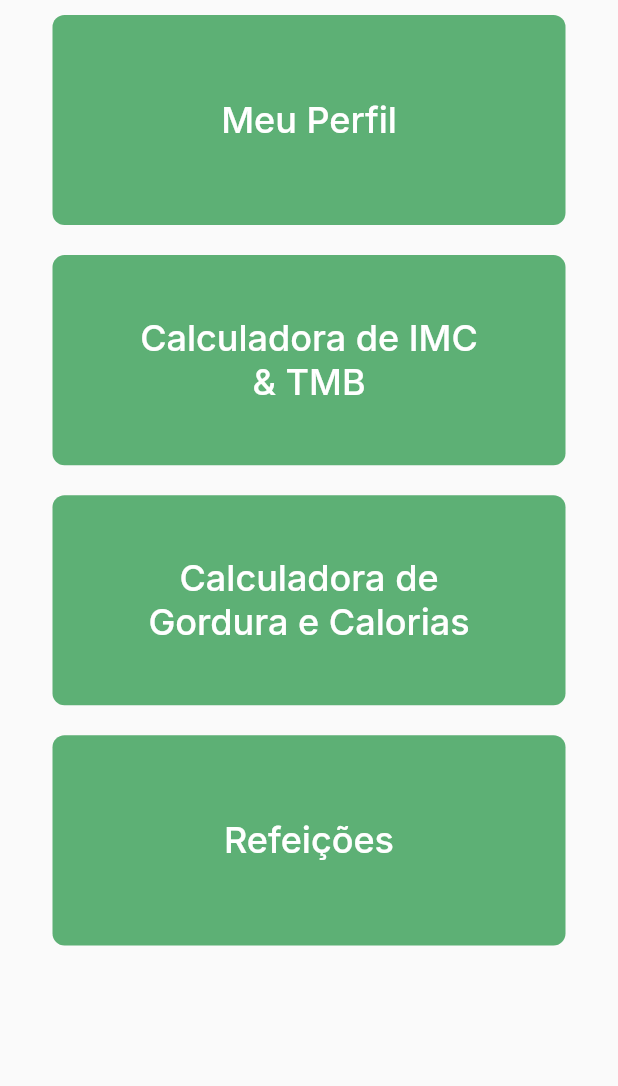
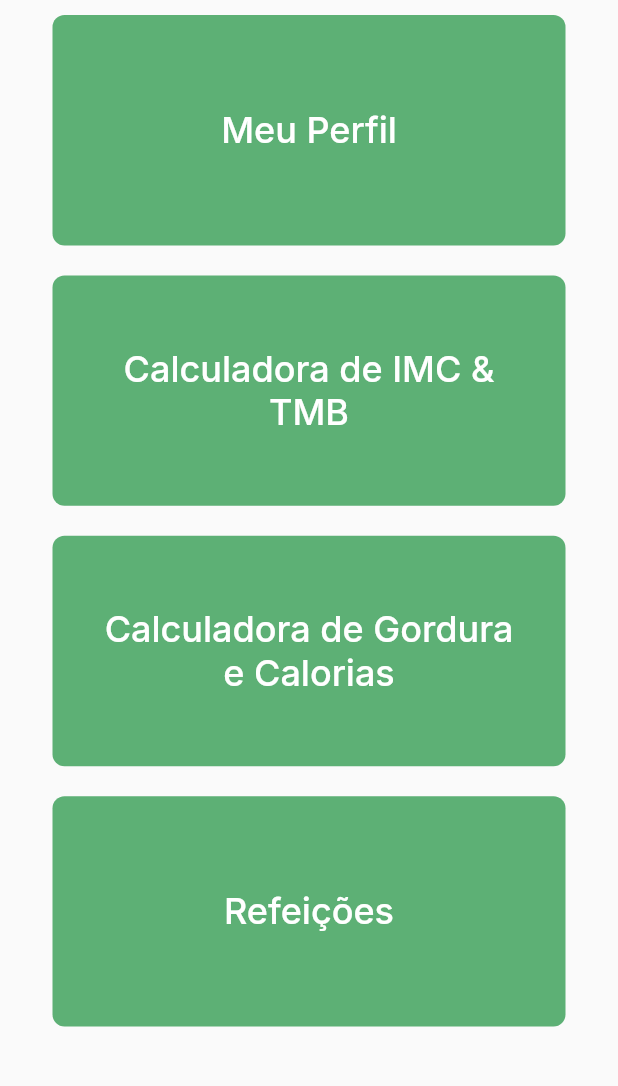
Before and after one commit to FigueredoMatheus/UniFit, a Flutter app: the HomeScreen screen opened directly, on a phone screen of 412 x 824 dp, the part 84-1170 px from its top. Run offline on Flutter 3.47's test engine with Material 2 defaults, Android fonts, the phone set to English and light mode, and no system bars.

Commit message:
Add Flexibility on HomeCard

```diff
--- a/lib/components/homeCard_component.dart
+++ b/lib/components/homeCard_component.dart
@@ -3,45 +3,41 @@ import 'package:flutter/material.dart';
 class CardComponent extends StatelessWidget {
   final String title;
   final Function onTap;
-  final double appBarSize;
+  final double height;
+  final double width;
 
   CardComponent({
     this.onTap,
     this.title,
-    this.appBarSize,
+    this.height,
+    this.width,
   });
 
   @override
   Widget build(BuildContext context) {
-    final double screenAvaliableHeight =
-        MediaQuery.of(context).size.height - MediaQuery.of(context).padding.top;
-
-    final double screenAvaliableWidth = MediaQuery.of(context).size.width;
-
     return InkWell(
       borderRadius: BorderRadius.circular(8),
       onTap: onTap,
       child: Container(
+        width: width,
+        height: height,
         margin: EdgeInsets.fromLTRB(35, 10, 35, 10),
         decoration: BoxDecoration(
             color: Theme.of(context).backgroundColor,
             shape: BoxShape.rectangle,
             borderRadius: BorderRadius.circular(8)),
-        width: screenAvaliableWidth * 0.84,
-        height: screenAvaliableHeight * 0.17,
         child: Center(
-          child: LayoutBuilder(builder: (context, constraints) {
-            return Container(
+            child: Container(
           width: MediaQuery.of(context).textScaleFactor > 1 &&
                   (title == 'Calculadora de IMC & TMB' ||
                       title == 'Calculadora de Gordura e Calorias')
-                  ? constraints.maxWidth * 0.95
-                  : constraints.maxWidth * 0.69,
+              ? width * 0.95
+              : width * 0.69,
           height: MediaQuery.of(context).textScaleFactor > 1 &&
                       title == 'Calculadora de IMC & TMB' ||
                   title == 'Calculadora de Gordura e Calorias'
-                  ? constraints.maxHeight * 0.90
-                  : constraints.maxHeight * 0.74,
+              ? height * 0.90
+              : height * 0.74,
           child: MediaQuery.of(context).textScaleFactor > 1
               ? FittedBox(
                   child: Center(
@@ -50,9 +46,7 @@ class CardComponent extends StatelessWidget {
                       textAlign: TextAlign.center,
                       style: TextStyle(
                           fontFamily: 'Inter',
-                              fontSize: 24 *
-                                  (MediaQuery.of(context).textScaleFactor * 0 +
-                                      1),
+                          fontSize: 24,
                           fontWeight: FontWeight.w500,
                           color: Colors.white),
                     ),
@@ -64,16 +58,13 @@ class CardComponent extends StatelessWidget {
                     textAlign: TextAlign.center,
                     style: TextStyle(
                       fontFamily: 'Inter',
-                            fontSize: 24 *
-                                (MediaQuery.of(context).textScaleFactor * 0 +
-                                    1),
+                      fontSize: 24,
                       fontWeight: FontWeight.w500,
-                            color: Colors.white),
+                      color: Colors.white,
                     ),
                   ),
-            );
-          }),
                 ),
+        )),
       ),
     );
   }
--- a/lib/main.dart
+++ b/lib/main.dart
@@ -1,3 +1,4 @@
+import 'package:UniFit/screens/home_screen.dart';
 import 'package:UniFit/screens/login_screen.dart';
 import 'package:flutter/material.dart';
 import 'package:flutter_localizations/flutter_localizations.dart';
@@ -35,7 +36,7 @@ class MyApp extends StatelessWidget {
         ),
         visualDensity: VisualDensity.adaptivePlatformDensity,
       ),
-      home: LoginScreen(),
+      home: HomeScreen(),
     );
   }
 }
--- a/lib/screens/home_screen.dart
+++ b/lib/screens/home_screen.dart
@@ -3,6 +3,7 @@ import 'package:UniFit/components/appBar_component.dart';
 import 'package:UniFit/screens/imc_tmb_screen.dart';
 import 'package:UniFit/screens/profile_screen.dart';
 import 'package:flutter/material.dart';
+import 'package:flutter/rendering.dart';
 import '../components/homeCard_component.dart';
 import 'fatColories_screen.dart';
 import 'meals_screen.dart';
@@ -23,7 +24,96 @@ class HomeScreen extends StatelessWidget {
     return SafeArea(
       child: Scaffold(
         appBar: scaffoldAppBar,
-        body: Column(children: [
+        body: Column(
+          children: [
+            Flexible(
+              flex: 2,
+              child: LayoutBuilder(
+                builder: (context, constraints) {
+                  return CardComponent(
+                    title: 'Meu Perfil',
+                    height: constraints.maxHeight * 0.80,
+                    width: constraints.maxWidth,
+                    onTap: () {
+                      Navigator.push(
+                        context,
+                        MaterialPageRoute(
+                          builder: (context) => ProfileScreen(),
+                        ),
+                      );
+                    },
+                  );
+                },
+              ),
+            ),
+            Flexible(
+              flex: 2,
+              child: LayoutBuilder(
+                builder: (context, constraints) {
+                  return CardComponent(
+                    height: constraints.maxHeight * 0.80,
+                    width: constraints.maxWidth,
+                    title: 'Calculadora de IMC & TMB',
+                    onTap: () {
+                      Navigator.push(
+                        context,
+                        MaterialPageRoute(
+                          builder: (context) => ImcTmbScreen(),
+                        ),
+                      );
+                    },
+                  );
+                },
+              ),
+            ),
+            Flexible(
+              flex: 2,
+              child: LayoutBuilder(
+                builder: (context, constraints) {
+                  return CardComponent(
+                    height: constraints.maxHeight * 0.80,
+                    width: constraints.maxWidth,
+                    title: 'Calculadora de Gordura e Calorias',
+                    onTap: () {
+                      Navigator.push(
+                        context,
+                        MaterialPageRoute(
+                          builder: (context) => FatCaloriesScreen(),
+                        ),
+                      );
+                    },
+                  );
+                },
+              ),
+            ),
+            Flexible(
+              flex: 2,
+              child: LayoutBuilder(
+                builder: (context, constraints) {
+                  return CardComponent(
+                    height: constraints.maxHeight * 0.80,
+                    width: constraints.maxWidth,
+                    title: 'Refeições',
+                    onTap: () {
+                      Navigator.push(
+                        context,
+                        MaterialPageRoute(
+                          builder: (context) => MealsScreen(),
+                        ),
+                      );
+                    },
+                  );
+                },
+              ),
+            ),
+          ],
+        ),
+      ),
+    );
+  }
+}
+
+/*
   CardComponent(
                 appBarSize: appBarSize(scaffoldAppBar),
                 title: 'Meu Perfil',
@@ -68,8 +158,4 @@ class HomeScreen extends StatelessWidget {
                 );
               },
             ),
-        ]),
-      ),
-    );
-  }
-}
+*/
```
Lines whose indentation alone changed are shown as unchanged.
